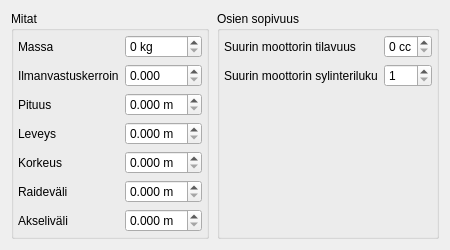
This is src/editor/ui/chassisform.ui in ruisleipa/kp2 as Qt 5 draws it before an edit. The edited form follows.
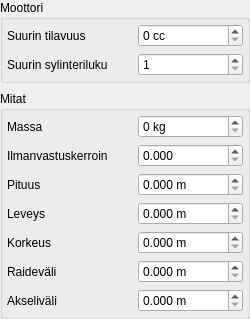
This is the edited form.

Commit message:
Editor form development.
-layout changes
-field type changes
-update signaling now works

Patch:
```diff
--- a/src/editor/ui/chassisform.ui
+++ b/src/editor/ui/chassisform.ui
@@ -6,13 +6,13 @@
    <rect>
     <x>0</x>
     <y>0</y>
-    <width>450</width>
-    <height>219</height>
+    <width>250</width>
+    <height>296</height>
    </rect>
   </property>
   <property name="minimumSize">
    <size>
-    <width>450</width>
+    <width>250</width>
     <height>0</height>
    </size>
   </property>
@@ -23,8 +23,11 @@
    <double>1.000000000000000</double>
   </property>
   <layout class="QVBoxLayout" name="verticalLayout_2">
+   <property name="margin">
+    <number>0</number>
+   </property>
    <item>
-    <layout class="QHBoxLayout" name="horizontalLayout_2" stretch="0,0">
+    <layout class="QVBoxLayout" name="verticalLayout" stretch="0,0">
      <property name="spacing">
       <number>8</number>
      </property>
@@ -34,27 +37,121 @@
      <property name="topMargin">
       <number>0</number>
      </property>
+     <item>
+      <widget class="QGroupBox" name="groupBox_2">
+       <property name="title">
+        <string>Moottori</string>
+       </property>
+       <layout class="QFormLayout" name="formLayout">
+        <property name="fieldGrowthPolicy">
+         <enum>QFormLayout::AllNonFixedFieldsGrow</enum>
+        </property>
+        <property name="margin">
+         <number>4</number>
+        </property>
+        <item row="0" column="0">
+         <widget class="QLabel" name="label_10">
+          <property name="minimumSize">
+           <size>
+            <width>125</width>
+            <height>0</height>
+           </size>
+          </property>
+          <property name="text">
+           <string>Suurin tilavuus</string>
+          </property>
+         </widget>
+        </item>
+        <item row="0" column="1">
+         <widget class="QSpinBox" name="maxEngineVolumeField">
+          <property name="suffix">
+           <string> cc</string>
+          </property>
+          <property name="maximum">
+           <number>24000</number>
+          </property>
+          <property name="singleStep">
+           <number>100</number>
+          </property>
+         </widget>
+        </item>
+        <item row="1" column="0">
+         <widget class="QLabel" name="label_11">
+          <property name="minimumSize">
+           <size>
+            <width>125</width>
+            <height>0</height>
+           </size>
+          </property>
+          <property name="text">
+           <string>Suurin sylinteriluku</string>
+          </property>
+         </widget>
+        </item>
+        <item row="1" column="1">
+         <widget class="QSpinBox" name="maxEngineCylinderCountField">
+          <property name="minimum">
+           <number>1</number>
+          </property>
+          <property name="maximum">
+           <number>24</number>
+          </property>
+         </widget>
+        </item>
+       </layout>
+      </widget>
+     </item>
      <item>
       <widget class="QGroupBox" name="groupBox">
        <property name="title">
         <string>Mitat</string>
        </property>
        <layout class="QFormLayout" name="formLayout_3">
+        <property name="sizeConstraint">
+         <enum>QLayout::SetDefaultConstraint</enum>
+        </property>
         <property name="fieldGrowthPolicy">
          <enum>QFormLayout::AllNonFixedFieldsGrow</enum>
         </property>
+        <property name="labelAlignment">
+         <set>Qt::AlignLeading|Qt::AlignLeft|Qt::AlignVCenter</set>
+        </property>
+        <property name="formAlignment">
+         <set>Qt::AlignLeading|Qt::AlignLeft|Qt::AlignTop</set>
+        </property>
         <property name="margin">
          <number>4</number>
         </property>
         <item row="0" column="0">
          <widget class="QLabel" name="label_12">
+          <property name="sizePolicy">
+           <sizepolicy hsizetype="Preferred" vsizetype="Preferred">
+            <horstretch>1</horstretch>
+            <verstretch>0</verstretch>
+           </sizepolicy>
+          </property>
+          <property name="minimumSize">
+           <size>
+            <width>125</width>
+            <height>0</height>
+           </size>
+          </property>
           <property name="text">
            <string>Massa</string>
           </property>
+          <property name="alignment">
+           <set>Qt::AlignLeading|Qt::AlignLeft|Qt::AlignVCenter</set>
+          </property>
          </widget>
         </item>
         <item row="0" column="1">
          <widget class="QSpinBox" name="massField">
+          <property name="sizePolicy">
+           <sizepolicy hsizetype="Minimum" vsizetype="Fixed">
+            <horstretch>1</horstretch>
+            <verstretch>0</verstretch>
+           </sizepolicy>
+          </property>
           <property name="suffix">
            <string> kg</string>
           </property>
@@ -71,9 +168,18 @@
         </item>
         <item row="1" column="0">
          <widget class="QLabel" name="label_4">
+          <property name="minimumSize">
+           <size>
+            <width>125</width>
+            <height>0</height>
+           </size>
+          </property>
           <property name="text">
            <string>Ilmanvastuskerroin</string>
           </property>
+          <property name="alignment">
+           <set>Qt::AlignLeading|Qt::AlignLeft|Qt::AlignVCenter</set>
+          </property>
          </widget>
         </item>
         <item row="1" column="1">
@@ -94,9 +200,18 @@
         </item>
         <item row="2" column="0">
          <widget class="QLabel" name="label_2">
+          <property name="minimumSize">
+           <size>
+            <width>125</width>
+            <height>0</height>
+           </size>
+          </property>
           <property name="text">
            <string>Pituus</string>
           </property>
+          <property name="alignment">
+           <set>Qt::AlignLeading|Qt::AlignLeft|Qt::AlignVCenter</set>
+          </property>
          </widget>
         </item>
         <item row="2" column="1">
@@ -117,9 +232,18 @@
         </item>
         <item row="3" column="0">
          <widget class="QLabel" name="label_3">
+          <property name="minimumSize">
+           <size>
+            <width>125</width>
+            <height>0</height>
+           </size>
+          </property>
           <property name="text">
            <string>Leveys</string>
           </property>
+          <property name="alignment">
+           <set>Qt::AlignLeading|Qt::AlignLeft|Qt::AlignVCenter</set>
+          </property>
          </widget>
         </item>
         <item row="3" column="1">
@@ -140,9 +264,18 @@
         </item>
         <item row="4" column="0">
          <widget class="QLabel" name="label">
+          <property name="minimumSize">
+           <size>
+            <width>125</width>
+            <height>0</height>
+           </size>
+          </property>
           <property name="text">
            <string>Korkeus</string>
           </property>
+          <property name="alignment">
+           <set>Qt::AlignLeading|Qt::AlignLeft|Qt::AlignVCenter</set>
+          </property>
          </widget>
         </item>
         <item row="4" column="1">
@@ -163,9 +296,18 @@
         </item>
         <item row="5" column="0">
          <widget class="QLabel" name="label_5">
+          <property name="minimumSize">
+           <size>
+            <width>125</width>
+            <height>0</height>
+           </size>
+          </property>
           <property name="text">
            <string>Raideväli</string>
           </property>
+          <property name="alignment">
+           <set>Qt::AlignLeading|Qt::AlignLeft|Qt::AlignVCenter</set>
+          </property>
          </widget>
         </item>
         <item row="5" column="1">
@@ -186,9 +328,18 @@
         </item>
         <item row="6" column="0">
          <widget class="QLabel" name="label_9">
+          <property name="minimumSize">
+           <size>
+            <width>125</width>
+            <height>0</height>
+           </size>
+          </property>
           <property name="text">
            <string>Akseliväli</string>
           </property>
+          <property name="alignment">
+           <set>Qt::AlignLeading|Qt::AlignLeft|Qt::AlignVCenter</set>
+          </property>
          </widget>
         </item>
         <item row="6" column="1">
@@ -210,58 +361,6 @@
        </layout>
       </widget>
      </item>
-     <item>
-      <widget class="QGroupBox" name="groupBox_2">
-       <property name="title">
-        <string>Osien sopivuus</string>
-       </property>
-       <layout class="QFormLayout" name="formLayout">
-        <property name="fieldGrowthPolicy">
-         <enum>QFormLayout::AllNonFixedFieldsGrow</enum>
-        </property>
-        <property name="margin">
-         <number>4</number>
-        </property>
-        <item row="0" column="0">
-         <widget class="QLabel" name="label_10">
-          <property name="text">
-           <string>Suurin moottorin tilavuus</string>
-          </property>
-         </widget>
-        </item>
-        <item row="0" column="1">
-         <widget class="QSpinBox" name="maxEngineVolumeField">
-          <property name="suffix">
-           <string> cc</string>
-          </property>
-          <property name="maximum">
-           <number>24000</number>
-          </property>
-          <property name="singleStep">
-           <number>100</number>
-          </property>
-         </widget>
-        </item>
-        <item row="1" column="0">
-         <widget class="QLabel" name="label_11">
-          <property name="text">
-           <string>Suurin moottorin sylinteriluku</string>
-          </property>
-         </widget>
-        </item>
-        <item row="1" column="1">
-         <widget class="QSpinBox" name="maxEngineCylinderCountField">
-          <property name="minimum">
-           <number>1</number>
-          </property>
-          <property name="maximum">
-           <number>24</number>
-          </property>
-         </widget>
-        </item>
-       </layout>
-      </widget>
-     </item>
     </layout>
    </item>
   </layout>
```
The commit also changes 10 other files.
